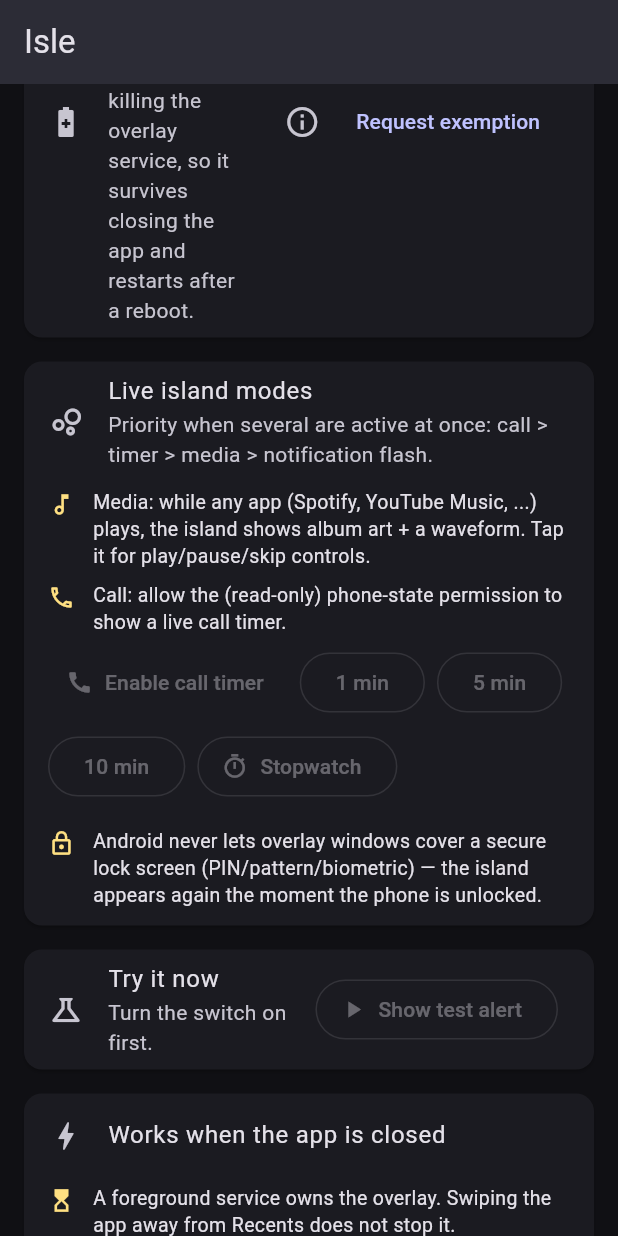
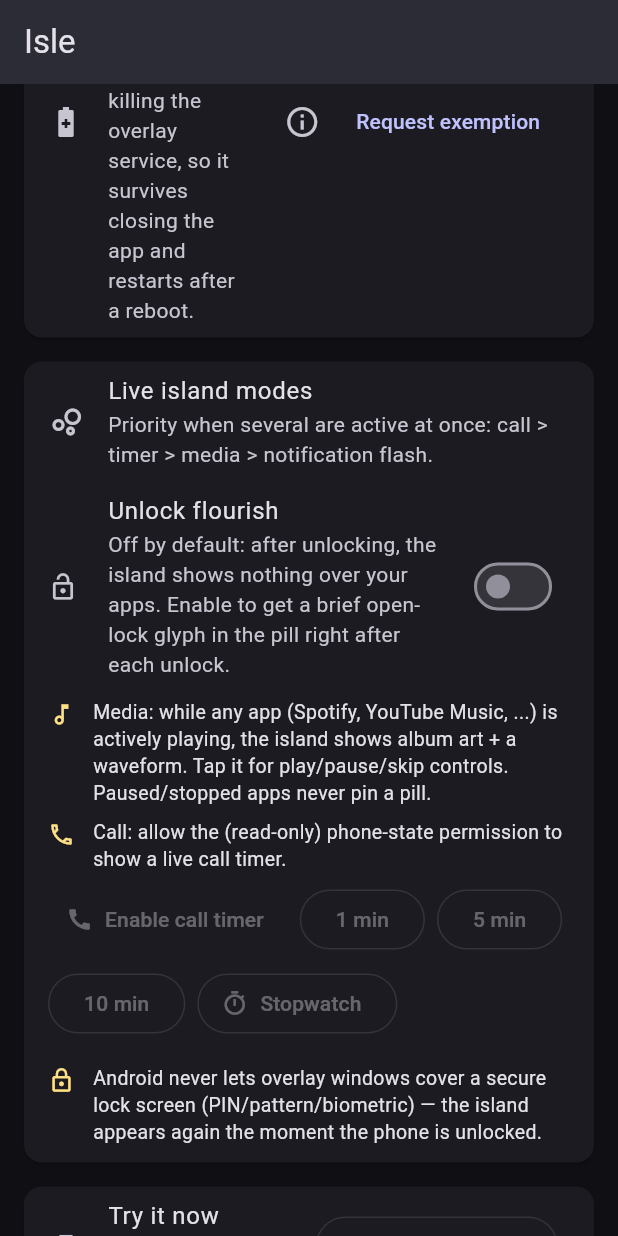
Before and after one commit to niranjanrimal25/dynamic-island, a Flutter app: the screen it shows after launch, scrolled down 1152 dp, on a phone screen of 412 x 824 dp. Run offline on Flutter 3.47's test engine with Material 3 defaults, Android fonts, the phone set to English and light mode, and no system bars.

Commit message:
fix: unlock flourish is opt-in (default OFF) — nothing over apps after unlock
The flourish showing on every unlock was the island 'displaying over the
apps' the user reported; defaulting it ON was the wrong call. Now:
- ACTION_USER_PRESENT only triggers the glyph when the user has enabled
  'Unlock flourish' in the Live island modes card (persisted preference,
  default false).
- New setUnlockFlourish method + unlockFlourish status flag; toggle UI in
  the settings screen; README updated.
Combined with the playing-only media fix, an unlock with nothing playing
shows nothing at all (the idle capsule blends into the camera).

Co-authored-by: arena-agent <297053741+arena-agent@users.noreply.github.com>

```diff
--- a/lib/main.dart
+++ b/lib/main.dart
@@ -56,6 +56,7 @@ class _HomeScreenState extends State<HomeScreen>
     timerActive: false,
     callActive: false,
     mediaActive: false,
+    unlockFlourish: false,
   );
   bool _loading = true;
   bool _busy = false;
@@ -327,11 +328,23 @@ class _HomeScreenState extends State<HomeScreen>
               'media > notification flash.',
             ),
           ),
+          SwitchListTile(
+            secondary: const Icon(Icons.lock_open, size: 20),
+            title: const Text('Unlock flourish'),
+            subtitle: const Text(
+              'Off by default: after unlocking, the island shows nothing '
+              'over your apps. Enable to get a brief open-lock glyph in the '
+              'pill right after each unlock.',
+            ),
+            value: _status.unlockFlourish,
+            onChanged: (v) => NativeBridge.setUnlockFlourish(v),
+          ),
           _Bullet(
             icon: Icons.music_note_outlined,
-            text: 'Media: while any app (Spotify, YouTube Music, ...) plays, '
-                'the island shows album art + a waveform. Tap it for '
-                'play/pause/skip controls.',
+            text: 'Media: while any app (Spotify, YouTube Music, ...) is '
+                'actively playing, the island shows album art + a waveform. '
+                'Tap it for play/pause/skip controls. Paused/stopped apps '
+                'never pin a pill.',
           ),
           _Bullet(
             icon: Icons.call_outlined,
--- a/lib/src/native_bridge.dart
+++ b/lib/src/native_bridge.dart
@@ -17,6 +17,7 @@ class IslandStatus {
     this.timerActive = false,
     this.callActive = false,
     this.mediaActive = false,
+    this.unlockFlourish = false,
   });
 
   factory IslandStatus.fromMap(Map<dynamic, dynamic> map) {
@@ -32,6 +33,7 @@ class IslandStatus {
       timerActive: b('timerActive'),
       callActive: b('callActive'),
       mediaActive: b('mediaActive'),
+      unlockFlourish: b('unlockFlourish'),
     );
   }
 
@@ -49,6 +51,9 @@ class IslandStatus {
   final bool timerActive;
   final bool callActive;
   final bool mediaActive;
+
+  /// User preference: show the brief unlock flourish (default off).
+  final bool unlockFlourish;
 
   bool get allSetupDone =>
       overlayEnabled &&
@@ -110,6 +115,11 @@ class NativeBridge {
   static Future<void> startCountdown(int seconds) =>
       _service.invokeMethod<void>('startCountdown', {'seconds': seconds});
 
+  /// Opt-in unlock flourish (brief open-lock glyph after ACTION_USER_PRESENT).
+  /// Defaults to OFF so nothing appears over apps after an unlock.
+  static Future<void> setUnlockFlourish(bool enabled) =>
+      _service.invokeMethod<void>('setUnlockFlourish', {'enabled': enabled});
+
   static Future<void> startStopwatch() =>
       _service.invokeMethod<void>('startStopwatch');
 
```
Also changed, not shown: 4 other files.
